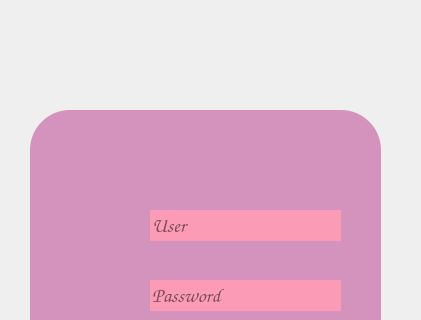
Qt form login.ui (aniiiitaaaa22/entregable3) before a commit; both pictures show x 0 to 421 and y 0 to 320 of the 421 by 470 pixel window.
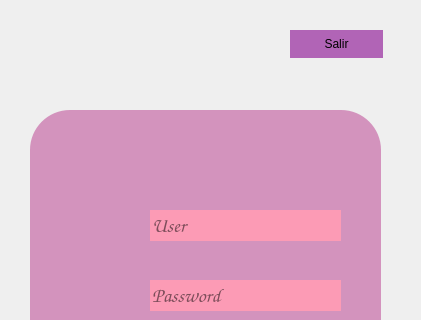
The same form after that commit. Icons and pictures are not drawn.

Diff of the .ui file:
```diff
--- a/login.ui
+++ b/login.ui
@@ -191,6 +191,42 @@
       <string/>
      </property>
     </widget>
+    <widget class="QPushButton" name="exitButton">
+     <property name="geometry">
+      <rect>
+       <x>280</x>
+       <y>10</y>
+       <width>93</width>
+       <height>28</height>
+      </rect>
+     </property>
+     <property name="minimumSize">
+      <size>
+       <width>15</width>
+       <height>15</height>
+      </size>
+     </property>
+     <property name="styleSheet">
+      <string notr="true">QPushButton#exitButton{
+background-color: rgb(177, 100, 182);
+font: 14pt &quot;Comic Sans MS&quot;;
+border-radius: 20px;
+}
+QPushButton#exitButton:hover{
+background-color: rgba(177, 100, 182,120);
+font: 14pt &quot;Comic Sans MS&quot;;
+border-radius: 20px;
+}
+QPushButton#exitButton:pressed{
+background-color: rgba(177, 100, 182,140);
+font: 14pt &quot;Comic Sans MS&quot;;
+border-radius: 20px;
+}</string>
+     </property>
+     <property name="text">
+      <string>Salir</string>
+     </property>
+    </widget>
    </widget>
   </widget>
   <widget class="QMenuBar" name="menubar">
```
